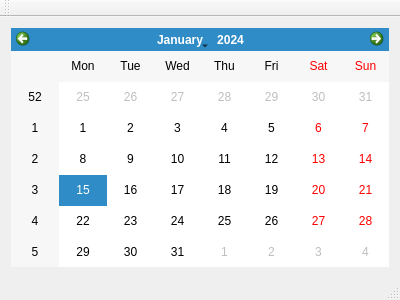
Qt form 00_Qt_Client/mainwindow.ui (EliasWollitzer/Diplomarbeit) before a commit.
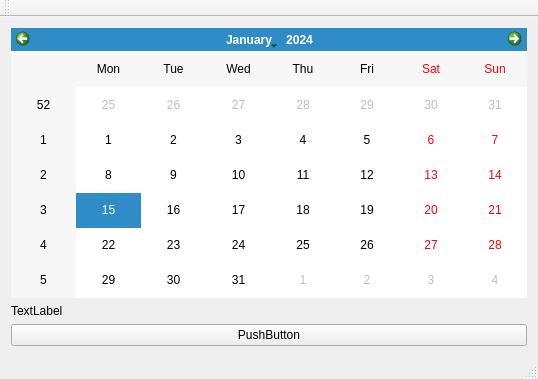
The same form after that commit.

```diff
--- a/00_Qt_Client/mainwindow.ui
+++ b/00_Qt_Client/mainwindow.ui
@@ -6,8 +6,8 @@
    <rect>
     <x>0</x>
     <y>0</y>
-    <width>400</width>
-    <height>300</height>
+    <width>538</width>
+    <height>379</height>
    </rect>
   </property>
   <property name="windowTitle">
@@ -18,6 +18,20 @@
     <item>
      <widget class="QCalendarWidget" name="calendarWidget"/>
     </item>
+    <item>
+     <widget class="QLabel" name="label">
+      <property name="text">
+       <string>TextLabel</string>
+      </property>
+     </widget>
+    </item>
+    <item>
+     <widget class="QPushButton" name="pushButton">
+      <property name="text">
+       <string>PushButton</string>
+      </property>
+     </widget>
+    </item>
    </layout>
   </widget>
   <widget class="QMenuBar" name="menuBar">
```
Left out of the diff: 2 changed lines with no effect on the pictures.
